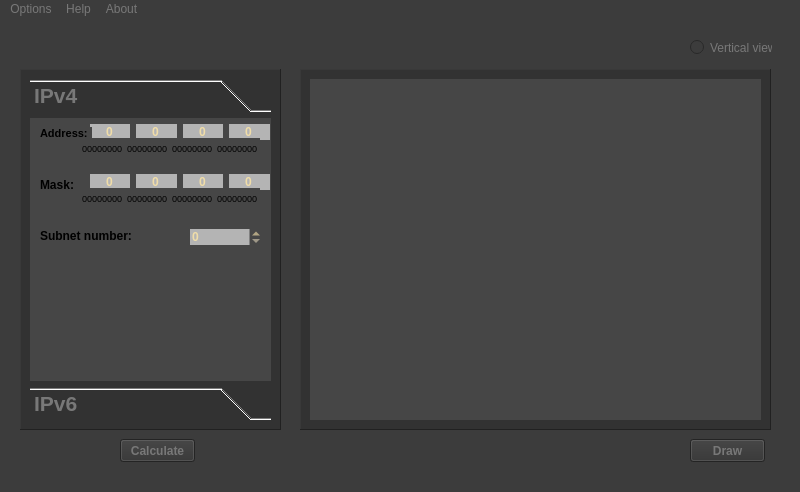
Old version of the form src/widgetApp/mainwindow.ui in the repository Projekt-zespolowy-TIU/DesignYourNetwork.
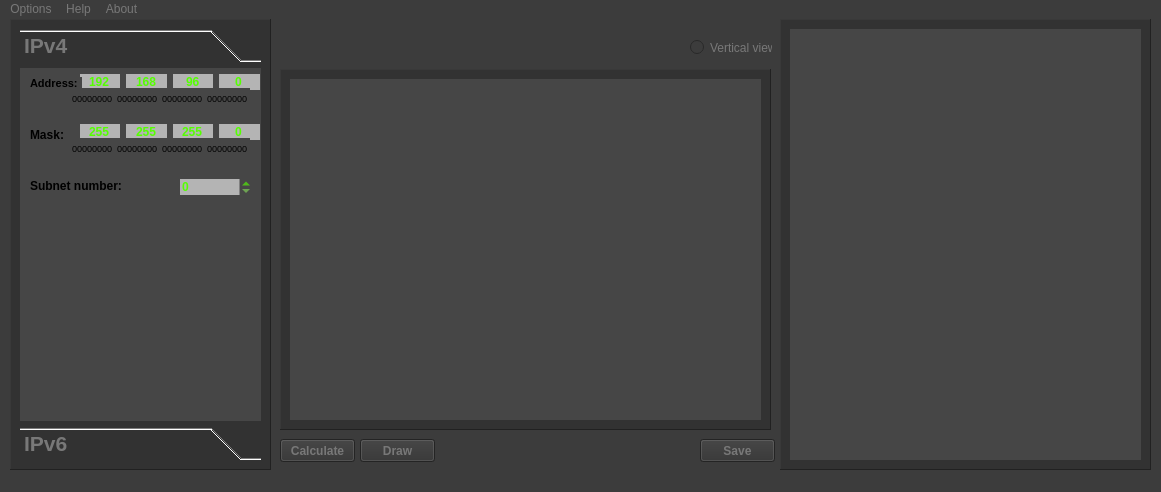
New version of the form.

Commit message: Network info display, updated net graph

```diff
--- a/src/widgetApp/mainwindow.ui
+++ b/src/widgetApp/mainwindow.ui
@@ -6,7 +6,7 @@
    <rect>
     <x>0</x>
     <y>0</y>
-    <width>800</width>
+    <width>1161</width>
     <height>492</height>
    </rect>
   </property>
@@ -24,7 +24,7 @@
    <widget class="QPushButton" name="CalculateButton">
     <property name="geometry">
      <rect>
-      <x>120</x>
+      <x>280</x>
       <y>420</y>
       <width>75</width>
       <height>23</height>
@@ -56,7 +56,7 @@
    <widget class="QPushButton" name="drawButton">
     <property name="geometry">
      <rect>
-      <x>690</x>
+      <x>360</x>
       <y>420</y>
       <width>75</width>
       <height>23</height>
@@ -79,10 +79,10 @@
    <widget class="QFrame" name="frame">
     <property name="geometry">
      <rect>
-      <x>20</x>
-      <y>50</y>
+      <x>10</x>
+      <y>0</y>
       <width>261</width>
-      <height>361</height>
+      <height>451</height>
      </rect>
     </property>
     <property name="styleSheet">
@@ -100,7 +100,7 @@
        <x>10</x>
        <y>10</y>
        <width>241</width>
-       <height>341</height>
+       <height>431</height>
       </rect>
      </property>
      <property name="font">
@@ -132,7 +132,7 @@
         <x>0</x>
         <y>0</y>
         <width>241</width>
-        <height>263</height>
+        <height>353</height>
        </rect>
       </property>
       <property name="autoFillBackground">
@@ -165,10 +165,10 @@
           </property>
           <property name="styleSheet">
            <string notr="true">background-color: rgb(180, 180, 180);
-color: rgb(240, 221, 168);</string>
+color: rgb(85, 255, 0);</string>
           </property>
           <property name="text">
-           <string>0</string>
+           <string>192</string>
           </property>
           <property name="frame">
            <bool>false</bool>
@@ -188,10 +188,10 @@
           </property>
           <property name="styleSheet">
            <string notr="true">background-color: rgb(180, 180, 180);
-color: rgb(240, 221, 168);</string>
+color: rgb(85, 255, 0);</string>
           </property>
           <property name="text">
-           <string>0</string>
+           <string>168</string>
           </property>
           <property name="frame">
            <bool>false</bool>
@@ -211,10 +211,10 @@
           </property>
           <property name="styleSheet">
            <string notr="true">background-color: rgb(180, 180, 180);
-color: rgb(240, 221, 168);</string>
+color: rgb(85, 255, 0);</string>
           </property>
           <property name="text">
-           <string>0</string>
+           <string>96</string>
           </property>
           <property name="frame">
            <bool>false</bool>
@@ -234,7 +234,7 @@
           </property>
           <property name="styleSheet">
            <string notr="true">background-color: rgb(180, 180, 180);
-color: rgb(240, 221, 168);</string>
+color: rgb(85, 255, 0);</string>
           </property>
           <property name="text">
            <string>0</string>
@@ -261,6 +261,9 @@
        <layout class="QHBoxLayout" name="horizontalLayout_2">
         <item>
          <widget class="QLineEdit" name="Oct1Mask4LineEdit">
+          <property name="enabled">
+           <bool>true</bool>
+          </property>
           <property name="font">
            <font>
             <weight>75</weight>
@@ -269,11 +272,10 @@
           </property>
           <property name="styleSheet">
            <string notr="true">background-color: rgb(180, 180, 180);
-ncolobackground-color: rgb(180, 180, 180);
-color: rgb(240, 221, 168);r: rgb(220, 221, 168);</string>
+color: rgb(85, 255, 0);</string>
           </property>
           <property name="text">
-           <string>0</string>
+           <string>255</string>
           </property>
           <property name="frame">
            <bool>false</bool>
@@ -285,6 +287,9 @@
         </item>
         <item>
          <widget class="QLineEdit" name="Oct2Mask4LineEdit">
+          <property name="enabled">
+           <bool>true</bool>
+          </property>
           <property name="font">
            <font>
             <weight>75</weight>
@@ -293,11 +298,10 @@
           </property>
           <property name="styleSheet">
            <string notr="true">background-color: rgb(180, 180, 180);
-ncolobackground-color: rgb(180, 180, 180);
-color: rgb(240, 221, 168);r: rgb(220, 221, 168);</string>
+color: rgb(85, 255, 0);</string>
           </property>
           <property name="text">
-           <string>0</string>
+           <string>255</string>
           </property>
           <property name="frame">
            <bool>false</bool>
@@ -309,6 +313,9 @@
         </item>
         <item>
          <widget class="QLineEdit" name="Oct3Mask4LineEdit">
+          <property name="enabled">
+           <bool>true</bool>
+          </property>
           <property name="font">
            <font>
             <weight>75</weight>
@@ -317,11 +324,10 @@
           </property>
           <property name="styleSheet">
            <string notr="true">background-color: rgb(180, 180, 180);
-ncolobackground-color: rgb(180, 180, 180);
-color: rgb(240, 221, 168);r: rgb(220, 221, 168);</string>
+color: rgb(85, 255, 0);</string>
           </property>
           <property name="text">
-           <string>0</string>
+           <string>255</string>
           </property>
           <property name="frame">
            <bool>false</bool>
@@ -333,6 +339,9 @@
         </item>
         <item>
          <widget class="QLineEdit" name="Oct4Mask4LineEdit">
+          <property name="enabled">
+           <bool>true</bool>
+          </property>
           <property name="font">
            <font>
             <weight>75</weight>
@@ -341,8 +350,7 @@
           </property>
           <property name="styleSheet">
            <string notr="true">background-color: rgb(180, 180, 180);
-ncolobackground-color: rgb(180, 180, 180);
-color: rgb(240, 221, 168);r: rgb(220, 221, 168);</string>
+color: rgb(85, 255, 0);</string>
           </property>
           <property name="text">
            <string>0</string>
@@ -363,7 +371,7 @@
          <x>10</x>
          <y>150</y>
          <width>221</width>
-         <height>101</height>
+         <height>191</height>
         </rect>
        </property>
        <property name="frameShape">
@@ -378,7 +386,7 @@
           <x>0</x>
           <y>0</y>
           <width>221</width>
-          <height>101</height>
+          <height>191</height>
          </rect>
         </property>
        </widget>
@@ -415,6 +423,9 @@
         </property>
         <item>
          <widget class="QLineEdit" name="Bin1Add4LineEdit">
+          <property name="enabled">
+           <bool>false</bool>
+          </property>
           <property name="font">
            <font>
             <pointsize>7</pointsize>
@@ -433,6 +444,9 @@
         </item>
         <item>
          <widget class="QLineEdit" name="Bin2Add4LineEdit">
+          <property name="enabled">
+           <bool>false</bool>
+          </property>
           <property name="font">
            <font>
             <pointsize>7</pointsize>
@@ -451,6 +465,9 @@
         </item>
         <item>
          <widget class="QLineEdit" name="Bin3Add4LineEdit">
+          <property name="enabled">
+           <bool>false</bool>
+          </property>
           <property name="font">
            <font>
             <pointsize>7</pointsize>
@@ -469,6 +486,9 @@
         </item>
         <item>
          <widget class="QLineEdit" name="Bin4Add4LineEdit">
+          <property name="enabled">
+           <bool>false</bool>
+          </property>
           <property name="font">
            <font>
             <pointsize>7</pointsize>
@@ -522,6 +542,9 @@
         </property>
         <item>
          <widget class="QLineEdit" name="Bin1Add4LineEdit_2">
+          <property name="enabled">
+           <bool>false</bool>
+          </property>
           <property name="font">
            <font>
             <pointsize>7</pointsize>
@@ -540,6 +563,9 @@
         </item>
         <item>
          <widget class="QLineEdit" name="Bin3Add4LineEdit_2">
+          <property name="enabled">
+           <bool>false</bool>
+          </property>
           <property name="font">
            <font>
             <pointsize>7</pointsize>
@@ -558,6 +584,9 @@
         </item>
         <item>
          <widget class="QLineEdit" name="Bin2Add4LineEdit_2">
+          <property name="enabled">
+           <bool>false</bool>
+          </property>
           <property name="font">
            <font>
             <pointsize>7</pointsize>
@@ -576,6 +605,9 @@
         </item>
         <item>
          <widget class="QLineEdit" name="Bin4Add4LineEdit_2">
+          <property name="enabled">
+           <bool>false</bool>
+          </property>
           <property name="font">
            <font>
             <pointsize>7</pointsize>
@@ -672,12 +704,14 @@
        </property>
        <property name="styleSheet">
         <string notr="true">background-color: rgb(180, 180, 180);
-ncolobackground-color: rgb(180, 180, 180);
-color: rgb(240, 221, 168);r: rgb(220, 221, 168);</string>
+color: rgb(85, 255, 0);</string>
        </property>
        <property name="frame">
         <bool>false</bool>
        </property>
+       <property name="value">
+        <number>0</number>
+       </property>
       </widget>
      </widget>
      <widget class="QWidget" name="page_2">
@@ -698,9 +732,9 @@
    <widget class="QFrame" name="frame_2">
     <property name="geometry">
      <rect>
-      <x>300</x>
+      <x>280</x>
       <y>50</y>
-      <width>471</width>
+      <width>491</width>
       <height>361</height>
      </rect>
     </property>
@@ -718,7 +752,7 @@
       <rect>
        <x>10</x>
        <y>10</y>
-       <width>451</width>
+       <width>471</width>
        <height>341</height>
       </rect>
      </property>
@@ -745,7 +779,7 @@
        <rect>
         <x>0</x>
         <y>0</y>
-        <width>451</width>
+        <width>471</width>
         <height>341</height>
        </rect>
       </property>
@@ -768,6 +802,77 @@
      <string>Vertical view</string>
     </property>
    </widget>
+   <widget class="QFrame" name="infoFrame">
+    <property name="geometry">
+     <rect>
+      <x>780</x>
+      <y>0</y>
+      <width>371</width>
+      <height>451</height>
+     </rect>
+    </property>
+    <property name="styleSheet">
+     <string notr="true">background-color: rgb(50, 50, 50);</string>
+    </property>
+    <property name="frameShape">
+     <enum>QFrame::Panel</enum>
+    </property>
+    <property name="frameShadow">
+     <enum>QFrame::Raised</enum>
+    </property>
+    <widget class="QScrollArea" name="infoScrollArea">
+     <property name="geometry">
+      <rect>
+       <x>10</x>
+       <y>10</y>
+       <width>351</width>
+       <height>431</height>
+      </rect>
+     </property>
+     <property name="styleSheet">
+      <string notr="true">background-color: rgb(70, 70, 70);</string>
+     </property>
+     <property name="frameShape">
+      <enum>QFrame::NoFrame</enum>
+     </property>
+     <property name="widgetResizable">
+      <bool>true</bool>
+     </property>
+     <widget class="QWidget" name="infoScroll">
+      <property name="geometry">
+       <rect>
+        <x>0</x>
+        <y>0</y>
+        <width>351</width>
+        <height>431</height>
+       </rect>
+      </property>
+     </widget>
+    </widget>
+   </widget>
+   <widget class="QPushButton" name="saveButton">
+    <property name="geometry">
+     <rect>
+      <x>700</x>
+      <y>420</y>
+      <width>75</width>
+      <height>23</height>
+     </rect>
+    </property>
+    <property name="font">
+     <font>
+      <weight>75</weight>
+      <bold>true</bold>
+     </font>
+    </property>
+    <property name="styleSheet">
+     <string notr="true">background-color: rgb(50, 50, 50);
+</string>
+    </property>
+    <property name="text">
+     <string>Save</string>
+    </property>
+   </widget>
    <zorder>drawButton</zorder>
    <zorder>frame</zorder>
    <zorder>frame_2</zorder>
@@ -779,7 +884,7 @@
     <rect>
      <x>0</x>
      <y>0</y>
-     <width>800</width>
+     <width>1161</width>
      <height>21</height>
     </rect>
    </property>
```
Left out of the diff: 12 changed lines with no effect on the pictures. The commit also changes 2 other files.
